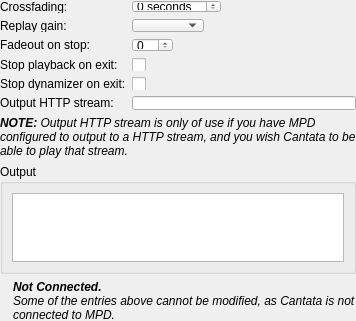
Qt form gui/playbacksettings.ui (polpo/cantata-mac) before a commit.
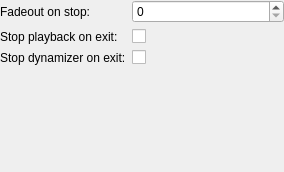
The same form after that commit. Custom widgets are drawn as their Qt base class.

```diff
--- a/gui/playbacksettings.ui
+++ b/gui/playbacksettings.ui
@@ -6,56 +6,18 @@
    <rect>
     <x>0</x>
     <y>0</y>
-    <width>356</width>
-    <height>256</height>
+    <width>284</width>
+    <height>172</height>
    </rect>
   </property>
   <property name="windowTitle">
    <string>Form</string>
   </property>
-  <layout class="QGridLayout" name="gridLayout">
+  <layout class="QFormLayout" name="formLayout">
    <property name="margin">
     <number>0</number>
    </property>
-   <item row="0" column="0" colspan="2">
-    <layout class="QFormLayout" name="formLayout_2">
-     <property name="fieldGrowthPolicy">
-      <enum>QFormLayout::ExpandingFieldsGrow</enum>
-     </property>
      <item row="0" column="0">
-      <widget class="BuddyLabel" name="crossfadingLabel">
-       <property name="text">
-        <string>Crossfading:</string>
-       </property>
-       <property name="buddy">
-        <cstring>crossfading</cstring>
-       </property>
-      </widget>
-     </item>
-     <item row="0" column="1">
-      <widget class="QSpinBox" name="crossfading">
-       <property name="suffix">
-        <string> seconds</string>
-       </property>
-       <property name="maximum">
-        <number>20</number>
-       </property>
-      </widget>
-     </item>
-     <item row="1" column="0">
-      <widget class="BuddyLabel" name="replayGainLabel">
-       <property name="text">
-        <string>Replay gain:</string>
-       </property>
-       <property name="buddy">
-        <cstring>replayGain</cstring>
-       </property>
-      </widget>
-     </item>
-     <item row="1" column="1">
-      <widget class="QComboBox" name="replayGain"/>
-     </item>
-     <item row="2" column="0">
       <widget class="BuddyLabel" name="label_6b">
        <property name="text">
         <string>Fadeout on stop:</string>
@@ -65,10 +27,10 @@
        </property>
       </widget>
      </item>
-     <item row="2" column="1">
+   <item row="0" column="1">
       <widget class="QSpinBox" name="stopFadeDuration"/>
      </item>
-     <item row="3" column="0">
+   <item row="1" column="0">
       <widget class="BuddyLabel" name="label_6c">
        <property name="text">
         <string>Stop playback on exit:</string>
@@ -78,10 +40,10 @@
        </property>
       </widget>
      </item>
-     <item row="3" column="1">
+   <item row="1" column="1">
       <widget class="QCheckBox" name="stopOnExit"/>
      </item>
-     <item row="4" column="0">
+   <item row="2" column="0">
       <widget class="BuddyLabel" name="label">
        <property name="text">
         <string>Stop dynamizer on exit:</string>
@@ -91,73 +53,13 @@
        </property>
       </widget>
      </item>
-     <item row="4" column="1">
+   <item row="2" column="1">
       <widget class="QCheckBox" name="stopDynamizerOnExit">
        <property name="text">
         <string/>
        </property>
       </widget>
      </item>
-     <item row="5" column="0">
-      <widget class="BuddyLabel" name="streamUrlLabel">
-       <property name="text">
-        <string>Output HTTP stream:</string>
-       </property>
-       <property name="buddy">
-        <cstring>streamUrl</cstring>
-       </property>
-      </widget>
-     </item>
-     <item row="5" column="1">
-      <widget class="QLineEdit" name="streamUrl"/>
-     </item>
-    </layout>
-   </item>
-   <item row="1" column="0" colspan="2">
-    <widget class="QLabel" name="streamUrlInfoLabel">
-     <property name="text">
-      <string>&lt;i&gt;&lt;b&gt;NOTE:&lt;/b&gt; Output HTTP stream is only of use if you have MPD configured to output to a HTTP stream, and you wish Cantata to be able to play that stream.&lt;/i&gt;</string>
-     </property>
-     <property name="wordWrap">
-      <bool>true</bool>
-     </property>
-    </widget>
-   </item>
-   <item row="2" column="0" colspan="2">
-    <widget class="QGroupBox" name="outputFrame">
-     <property name="title">
-      <string>Output</string>
-     </property>
-     <layout class="QVBoxLayout" name="verticalLayout">
-      <item>
-       <widget class="QListWidget" name="view"/>
-      </item>
-     </layout>
-    </widget>
-   </item>
-   <item row="3" column="0">
-    <widget class="BuddyLabel" name="errorIcon">
-     <property name="sizePolicy">
-      <sizepolicy hsizetype="Fixed" vsizetype="Fixed">
-       <horstretch>0</horstretch>
-       <verstretch>0</verstretch>
-      </sizepolicy>
-     </property>
-     <property name="text">
-      <string/>
-     </property>
-    </widget>
-   </item>
-   <item row="3" column="1">
-    <widget class="QLabel" name="errorLabel">
-     <property name="text">
-      <string>&lt;i&gt;&lt;b&gt;Not Connected.&lt;/b&gt;&lt;br/&gt;Some of the entries above cannot be modified, as Cantata is not connected to MPD.&lt;/i&gt;</string>
-     </property>
-     <property name="wordWrap">
-      <bool>true</bool>
-     </property>
-    </widget>
-   </item>
   </layout>
  </widget>
  <customwidgets>
```
Left out of the diff: 3 changed lines with no effect on the pictures. Lines whose indentation alone changed are shown as unchanged.
